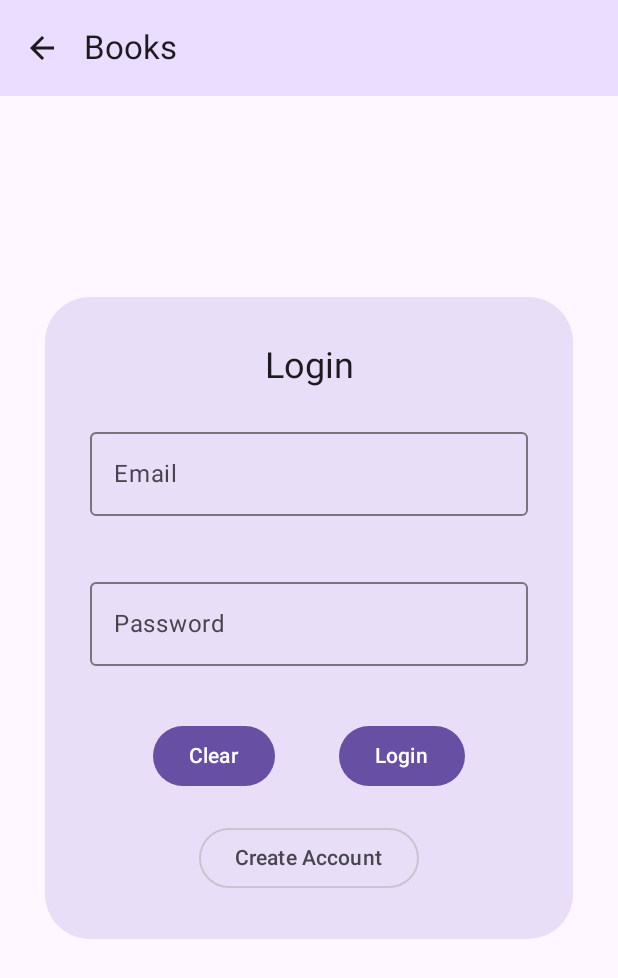
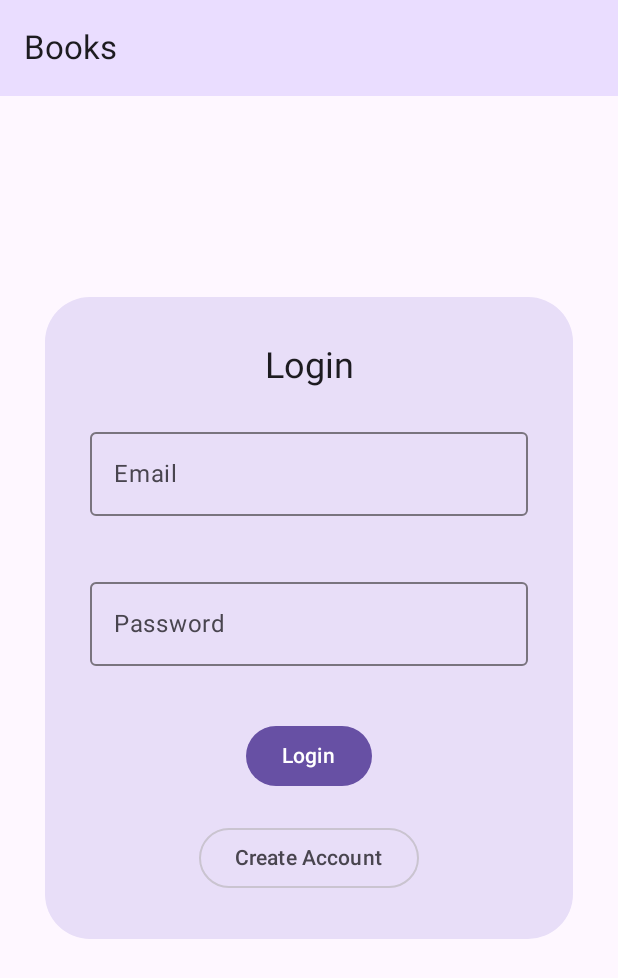
Before and after one commit to leo32453/DevMov_Projeto1, an Android app built with Jetpack Compose: the screen it shows after launch (MainActivity), on a phone screen of 412 x 824 dp. Shown: the top 978 px of the screen. Run offline under Robolectric (Android 15) with nearby library versions, the phone set to English and light mode, and no system bars; our stand-ins replace Room's generated code.

Commit message:
adding comments and cleaning up

```diff
--- a/Projeto1/app/src/main/java/com/example/projeto1/AppApplication.kt
+++ b/Projeto1/app/src/main/java/com/example/projeto1/AppApplication.kt
@@ -17,12 +17,6 @@ class AppApplication : Application() {
     }
 }
 
-/**
- * We want to limit the visibility of Android-related objects to ViewModels and Composable.
- *
- * So, we attach here the repositories to a GameApplication object
- *    so that we can retrieve them in the AppViewModelProvider.
- */
 class AppContainer(private val context: Context) {
     val savedLoginRepository : SavedLoginRepository by lazy {
         SavedLoginRepository(AppDatabase.getDatabase(context as Application).savedLoginDao())
--- a/Projeto1/app/src/main/java/com/example/projeto1/AppViewModelProvider.kt
+++ b/Projeto1/app/src/main/java/com/example/projeto1/AppViewModelProvider.kt
@@ -5,13 +5,9 @@ import androidx.lifecycle.viewmodel.CreationExtras
 import androidx.lifecycle.viewmodel.initializer
 import androidx.lifecycle.viewmodel.viewModelFactory
 
-/**
- * Provides Factory to create instance of ViewModel for the entire app
- */
 object AppViewModelProvider {
     val Factory = viewModelFactory {
-
-        // Initializer for MainViewModel
+        // Initializer for LoginViewModel
         initializer {
             LoginViewModel(appApplication().container.savedLoginRepository)
         }
--- a/Projeto1/app/src/main/java/com/example/projeto1/navigation/AppNavHost.kt
+++ b/Projeto1/app/src/main/java/com/example/projeto1/navigation/AppNavHost.kt
@@ -14,12 +14,11 @@ import com.example.projeto1.repository.SavedLoginRepository
 import com.example.projeto1.repository.TrocasRepository
 import com.example.projeto1.repository.room.AppDatabase
 import com.example.projeto1.ui.screen.AddTradeScreen
-import com.example.projeto1.ui.screen.LoginScreen
 import com.example.projeto1.ui.screen.LoginScreenWithNavigation
-import com.example.projeto1.ui.screens.MyTradeDetailsScreen
+import com.example.projeto1.ui.screen.MyTradeDetailsScreen
 import com.example.projeto1.ui.screens.TradeDetailsScreen
 import com.example.projeto1.ui.screens.TradesScreen
-import com.example.projeto1.ui.screens.MyTradesScreen
+import com.example.projeto1.ui.screen.MyTradesScreen
 import kotlinx.coroutines.launch
 
 @Composable
@@ -67,7 +66,6 @@ fun AppNavHost(
         }
         composable(Destination.MyExchanges.route) {
             MyTradesScreen(
-                application = LocalContext.current.applicationContext as Application,
                 trocasRepository = TrocasRepository(),
                 savedLoginRepository = savedLoginRepository,
                 onTrocaClick = { exchangeId ->
--- a/Projeto1/app/src/main/java/com/example/projeto1/repository/SavedLoginRepository.kt
+++ b/Projeto1/app/src/main/java/com/example/projeto1/repository/SavedLoginRepository.kt
@@ -15,6 +15,6 @@ class SavedLoginRepository(private val dao: SavedLoginDao) {
 
     suspend fun getUserId(): Long? = dao.getUserId()
 
-    suspend fun getSaved() : SavedLogin = dao.getSaved()
+    suspend fun getSaved() : SavedLogin? = dao.getSaved()
 
 }
--- a/Projeto1/app/src/main/java/com/example/projeto1/repository/room/AppDatabase.kt
+++ b/Projeto1/app/src/main/java/com/example/projeto1/repository/room/AppDatabase.kt
@@ -4,6 +4,9 @@ import androidx.room.Database
 import androidx.room.Room
 import androidx.room.RoomDatabase
 
+/*
+    cria banco de dados utilizando o SavedLogin
+ */
 @Database(entities = [SavedLogin::class], version = 1, exportSchema = false)
 abstract class AppDatabase : RoomDatabase() {
 
--- a/Projeto1/app/src/main/java/com/example/projeto1/ui/components/OfferCard.kt
+++ b/Projeto1/app/src/main/java/com/example/projeto1/ui/components/OfferCard.kt
@@ -24,7 +24,7 @@ fun OfferCard(offered_trade: Offering, onClick: () -> Unit) {
             .fillMaxWidth()
             .padding(10.dp)
             .background(
-                color = MaterialTheme.colorScheme.primaryContainer,
+                color = MaterialTheme.colorScheme.secondaryContainer,
                 shape = RoundedCornerShape(16.dp)
             )
             .clickable { onClick() }
--- a/Projeto1/app/src/main/java/com/example/projeto1/ui/screen/LoginScreen.kt
+++ b/Projeto1/app/src/main/java/com/example/projeto1/ui/screen/LoginScreen.kt
@@ -10,12 +10,8 @@ import androidx.compose.foundation.layout.fillMaxSize
 import androidx.compose.foundation.layout.fillMaxWidth
 import androidx.compose.foundation.layout.padding
 import androidx.compose.foundation.shape.RoundedCornerShape
-import androidx.compose.material.icons.Icons
-import androidx.compose.material.icons.filled.ArrowBack
 import androidx.compose.material3.Button
 import androidx.compose.material3.ExperimentalMaterial3Api
-import androidx.compose.material3.Icon
-import androidx.compose.material3.IconButton
 import androidx.compose.material3.MaterialTheme
 import androidx.compose.material3.OutlinedButton
 import androidx.compose.material3.OutlinedTextField
@@ -56,10 +52,6 @@ fun LoginScreenWithNavigation(
                 // Limpa a pilha de navegação
                 popUpTo("login") { inclusive = true }
             }
-        },
-        navigateUp = {
-            // Volta para a tela anterior
-            navController.popBackStack()
         }
     )
 }
@@ -69,9 +61,13 @@ fun LoginScreenWithNavigation(
 fun LoginScreen(
     modifier: Modifier = Modifier,
     viewModel: LoginViewModel = viewModel(factory = AppViewModelProvider.Factory),
-    onSuccessfulLogin : () -> Unit = {},
-    navigateUp : () -> Unit = {},)
+    onSuccessfulLogin : () -> Unit = {},)
 {
+    /*
+        Tries to use saved login
+        launches coroutine when the page is made
+            the argument says what item its watching, Unit makes it run once
+     */
     LaunchedEffect(Unit){
         viewModel.useSavedLogin()
     }
@@ -81,15 +77,7 @@ fun LoginScreen(
                 title = { Text(stringResource(R.string.app_title)) },
                 colors = TopAppBarDefaults.mediumTopAppBarColors(
                     containerColor = MaterialTheme.colorScheme.primaryContainer
-                ),
-                navigationIcon = {
-                    IconButton(onClick = navigateUp) {
-                        Icon(
-                            imageVector = Icons.Filled.ArrowBack,
-                            contentDescription = "back button"
-                        )
-                    }
-                }
+                )
             )
         },
         modifier = Modifier.fillMaxSize()
@@ -114,10 +102,15 @@ fun LoginScreen(
                     text = stringResource(R.string.login_label)
                 )
                 Spacer(modifier = Modifier.padding(10.dp))
+                /*
+                    viewModel.username - salva o nome de usuario no viewmodel
+                    viewModel.password - salva a senha no viewmodel
+
+                    se tem erro, mostra utilizando o id fornecido pelo viewmodel
+                 */
                 // Username Field
                 OutlinedTextField(
                     value = viewModel.username,
-                    isError = viewModel.usernameError,
                     supportingText = {
                         if (viewModel.usernameError) {
                             Text(
@@ -135,7 +128,6 @@ fun LoginScreen(
                 // Password Field
                 OutlinedTextField(
                     value = viewModel.password,
-                    isError = viewModel.passwordError,
                     supportingText = {
                         if (viewModel.passwordError) {
                             Text(
@@ -156,9 +148,7 @@ fun LoginScreen(
                     modifier = Modifier.fillMaxWidth(),
                     horizontalArrangement = Arrangement.SpaceEvenly
                 ) {
-                    Button(onClick = viewModel::clearLogin) {
-                        Text(stringResource(R.string.clear_login_label))
-                    }
+                    // perform login
                     Button(onClick = viewModel::performLogin) {
                         Text(stringResource(R.string.confirm_login_label))
                     }
@@ -169,6 +159,8 @@ fun LoginScreen(
                 }
             }
         }
+
+        // if login was successful, go to the next page with onSuccessfulLogin()
         if (viewModel.isLoginSuccessful) {
             onSuccessfulLogin()
             Log.i("LoginScreen", "onSuccessfulLogin()")
--- a/Projeto1/app/src/main/java/com/example/projeto1/ui/viewmodel/MyTradeDetailsViewModelFactory.kt
+++ b/Projeto1/app/src/main/java/com/example/projeto1/ui/viewmodel/MyTradeDetailsViewModelFactory.kt
@@ -4,7 +4,6 @@ import android.app.Application
 import androidx.lifecycle.ViewModel
 import androidx.lifecycle.ViewModelProvider
 import com.example.projeto1.MyTradeDetailsViewModel
-import com.example.projeto1.TradeDetailsViewModel
 import com.example.projeto1.repository.TrocasRepository
 
 class MyTradeDetailsViewModelFactory(
--- a/Projeto1/app/src/main/java/com/example/projeto1/ui/viewmodel/MyTradesViewModelFactory.kt
+++ b/Projeto1/app/src/main/java/com/example/projeto1/ui/viewmodel/MyTradesViewModelFactory.kt
@@ -1,12 +1,14 @@
 package com.example.projeto1.ui.viewmodel
 
 import MyTradesViewModel
-import android.app.Application
 import androidx.lifecycle.ViewModel
 import androidx.lifecycle.ViewModelProvider
 import com.example.projeto1.repository.SavedLoginRepository
 import com.example.projeto1.repository.TrocasRepository
 
+/*
+    Factory cria viewmodel com parametros
+ */
 class MyTradesViewModelFactory(
     private val repository: TrocasRepository,
     private val savedLoginRepository: SavedLoginRepository
```
Also changed, not shown: Projeto1/app/src/main/java/com/example/projeto1/LoginViewModel.kt (+43 -32 lines), Projeto1/app/src/main/java/com/example/projeto1/MyTradesViewModel.kt (+15 -1 lines), Projeto1/app/src/main/java/com/example/projeto1/ui/screen/MyTradeDetailsScreen.kt (+25 -32 lines), Projeto1/app/src/main/java/com/example/projeto1/ui/screen/MyTradesScreen.kt (+26 -5 lines), 4 other files.
